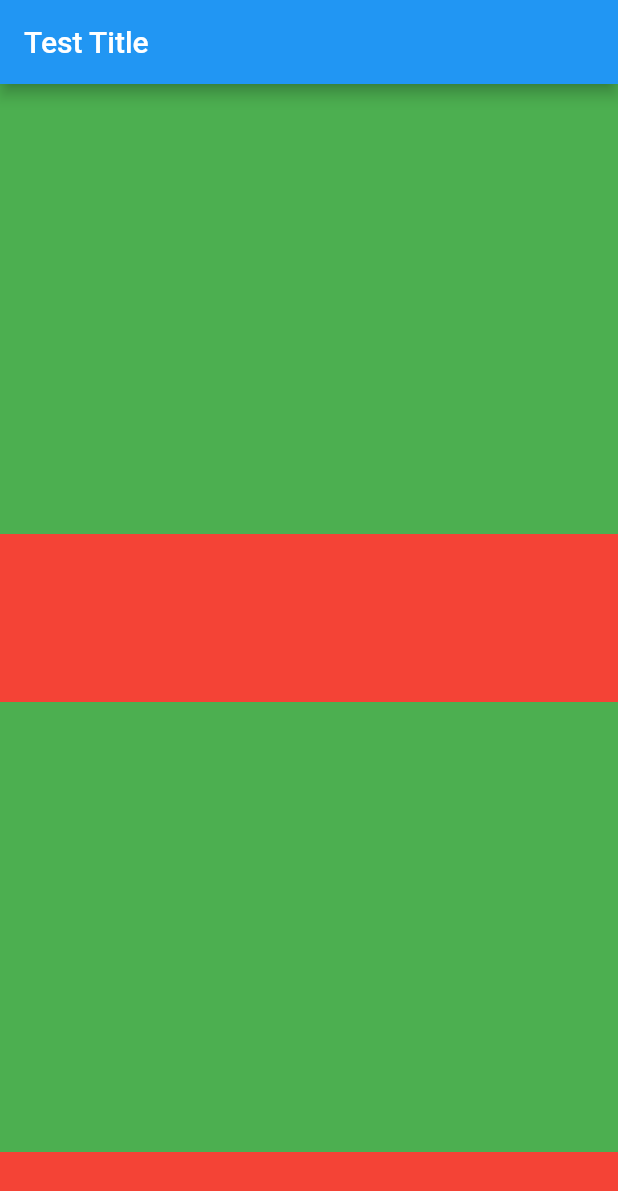
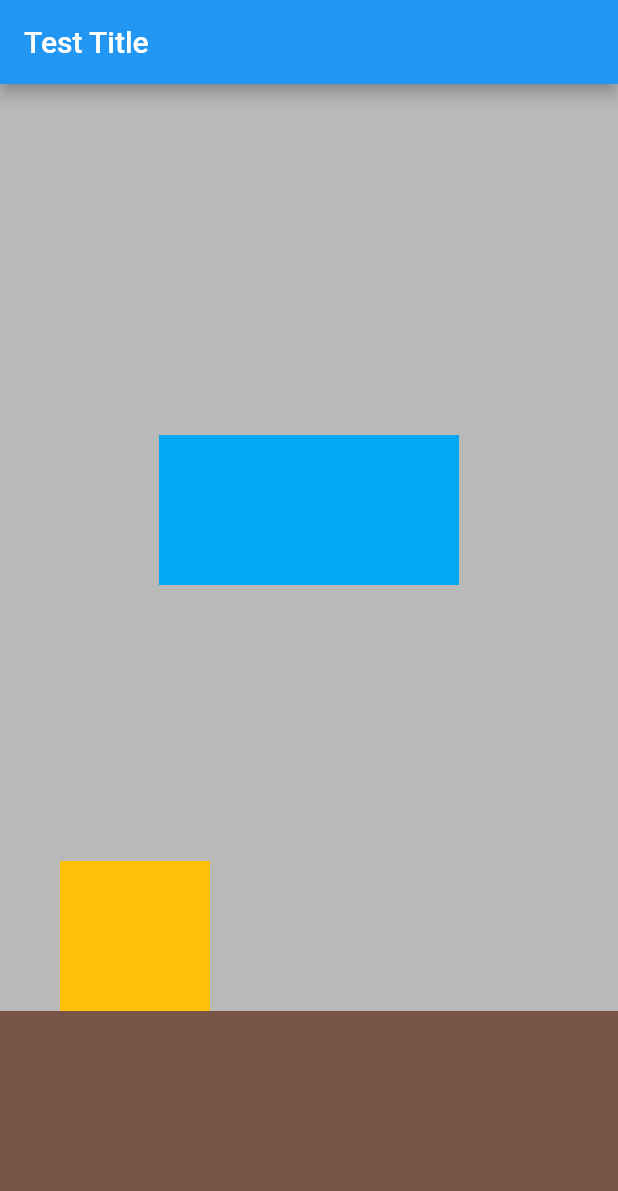
Before and after one commit to sunjom/Baobab_AppFront, a Flutter app: the screen it shows after launch, on a phone screen of 412 x 824 dp. Shown: the top 1191 px of the screen. Run offline on Flutter 3.47's test engine with Material 3 defaults, Android fonts, the phone set to English and light mode, and no system bars.

Commit message:
[FE] Align실습

```diff
--- a/code/lib/main.dart
+++ b/code/lib/main.dart
@@ -30,29 +30,6 @@ class MyHomePage extends StatefulWidget {
 
 class _MyHomePageState extends State<MyHomePage> {
 
-  final postList = [
-    {
-      "number":"1",
-      "color":Colors.red,
-    },
-    {
-      "number":"2",
-      "color":Colors.yellow,
-    },
-    {
-      "number":"3",
-      "color":Colors.blue,
-    },
-    {
-      "number":"4",
-      "color":Colors.green,
-    },
-    {
-      "number":"5",
-      "color":Colors.pink,
-    },
-  ];
-
   @override
   Widget build(BuildContext context) {
     return Scaffold(
@@ -60,54 +37,40 @@ class _MyHomePageState extends State<MyHomePage> {
         title: const Text("Test Title"),
       ),
       //SingleChildScrollView로 묶거나 Scroll기능이 있는 ListView로 만들면 됨.
-      body: SingleChildScrollView(
-        //크게 2개로 나누기 위해 사용
-        child: Column(
-          children: [
-            //반으로 나눈 것중 위쪽 담당.
-            SizedBox(
-              //크기 지정함.
-              height: MediaQuery.of(context).size.height/2,
-              //반에서 또 스크롤 기능 추가.
-              child:SingleChildScrollView(
-                child: Column(
+      body: Stack(
         children: [
           Container(
             width: MediaQuery.of(context).size.width,
-                    height: 300,
-                    color:Colors.green
+            height:MediaQuery.of(context).size.height,
+            color: Colors.black26,
           ),
-                  Container(
+          Align(
+            alignment: Alignment.bottomLeft,
+            child: Container(
               width: MediaQuery.of(context).size.width,
-                    height: 300,
-                    color:Colors.red
+              height: 150,
+              color: Colors.brown,
+            )
           ),
-                ]
+          Align(
+            alignment: Alignment.bottomLeft,
+            child: Container(
+              margin: const EdgeInsets.only(left:40, bottom:150),
+              width:100,
+              height: 100,
+              color:Colors.amber
+            ),
+          ),
+          Align(
+            alignment: Alignment.center,
+            child: Container(
+              margin:const EdgeInsets.only(bottom: 200),
+              width: 200,
+              height: 100,
+              color:Colors.lightBlue,
             ),
           )
-            )
-          ,
-          SizedBox(
-              height: MediaQuery.of(context).size.height/2,
-              child:SingleChildScrollView(
-                child: Column(
-                children: [
-                  Container(
-                    width: MediaQuery.of(context).size.width,
-                    height: 300,
-                    color:Colors.green
-                  ),
-                  Container(
-                    width: MediaQuery.of(context).size.width,
-                    height: 300,
-                    color:Colors.red
-                  ),
-                ]
-                ),
-              )
-            )
         ],
-        ),
       )
     );
   }
```
Lines whose indentation alone changed are shown as unchanged.
